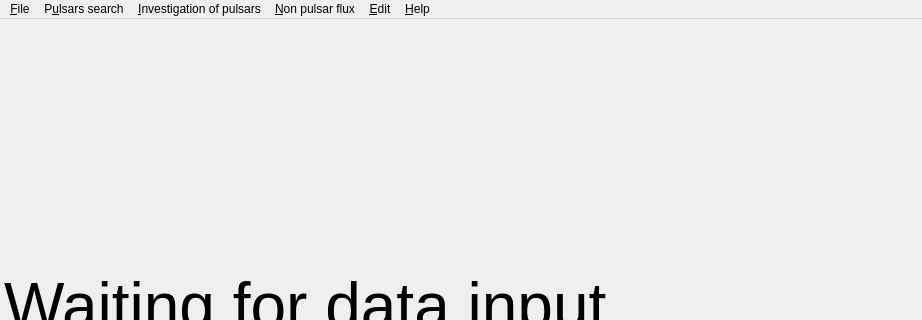
Old version of the form src/mainwindow.ui in the repository vtyulb/BSA-Analytics; both pictures show x 0 to 922 and y 0 to 320 of the 922 by 615 pixel window.
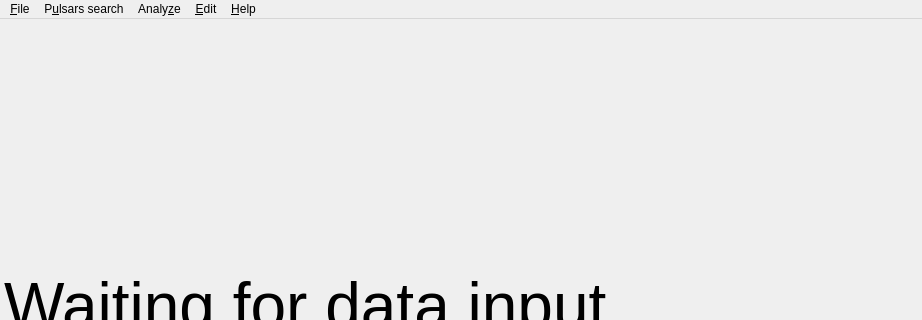
New version of the form.

Diff of the .ui file:
```diff
--- a/src/mainwindow.ui
+++ b/src/mainwindow.ui
@@ -104,15 +104,11 @@
    </widget>
    <widget class="QMenu" name="menuPulsars_investigation">
     <property name="title">
-     <string>&amp;Investigation of pulsars</string>
+     <string>Analy&amp;ze</string>
     </property>
     <addaction name="actionPrecise_search"/>
     <addaction name="actionPrecise_timing"/>
-   </widget>
-   <widget class="QMenu" name="menuNon_pulsar_flux">
-    <property name="title">
-     <string>&amp;Non pulsar flux</string>
-    </property>
+    <addaction name="separator"/>
     <addaction name="actionRotation_Measure"/>
     <addaction name="actionFlux_Density"/>
     <addaction name="separator"/>
@@ -121,7 +117,6 @@
    <addaction name="menuFile"/>
    <addaction name="menuPulsars"/>
    <addaction name="menuPulsars_investigation"/>
-   <addaction name="menuNon_pulsar_flux"/>
    <addaction name="menuEdit"/>
    <addaction name="menuHelp"/>
   </widget>
```
Left out of the diff: 12 changed lines with no effect on the pictures.
